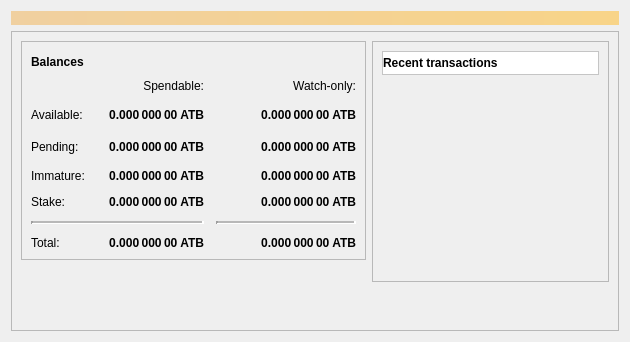
Above: src/qt/forms/overviewpage.ui from Ailein/atbcoin-insight before the change. Below: the same form after it.
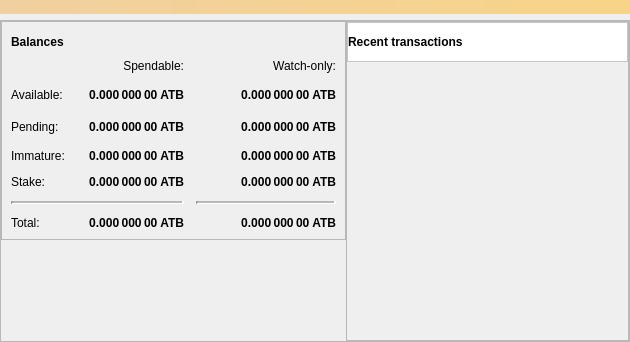
That is the form after the change. Icons and pictures are not drawn.

Patch:
```diff
--- a/src/qt/forms/overviewpage.ui
+++ b/src/qt/forms/overviewpage.ui
@@ -14,6 +14,18 @@
    <string>Form</string>
   </property>
   <layout class="QVBoxLayout" name="topLayout">
+   <property name="leftMargin">
+    <number>0</number>
+   </property>
+   <property name="topMargin">
+    <number>0</number>
+   </property>
+   <property name="rightMargin">
+    <number>0</number>
+   </property>
+   <property name="bottomMargin">
+    <number>0</number>
+   </property>
    <item>
     <widget class="QLabel" name="labelAlerts">
      <property name="visible">
@@ -39,6 +51,21 @@
       <enum>QFrame::Raised</enum>
      </property>
      <layout class="QGridLayout" name="gridLayout_2">
+      <property name="leftMargin">
+       <number>0</number>
+      </property>
+      <property name="topMargin">
+       <number>0</number>
+      </property>
+      <property name="rightMargin">
+       <number>0</number>
+      </property>
+      <property name="bottomMargin">
+       <number>0</number>
+      </property>
+      <property name="spacing">
+       <number>0</number>
+      </property>
       <item row="0" column="0">
        <layout class="QHBoxLayout" name="horizontalLayout" stretch="1,1">
         <item>
@@ -551,8 +578,26 @@
              <enum>QFrame::Raised</enum>
             </property>
             <layout class="QVBoxLayout" name="verticalLayout">
+             <property name="leftMargin">
+              <number>0</number>
+             </property>
+             <property name="topMargin">
+              <number>0</number>
+             </property>
+             <property name="rightMargin">
+              <number>0</number>
+             </property>
+             <property name="bottomMargin">
+              <number>0</number>
+             </property>
              <item>
               <widget class="QFrame" name="frame_3">
+               <property name="minimumSize">
+                <size>
+                 <width>0</width>
+                 <height>40</height>
+                </size>
+               </property>
                <property name="styleSheet">
                 <string notr="true">background-color: rgb(255, 255, 255);</string>
                </property>
@@ -669,19 +714,6 @@
             </layout>
            </widget>
           </item>
-          <item>
-           <spacer name="verticalSpacer_2">
-            <property name="orientation">
-             <enum>Qt::Vertical</enum>
-            </property>
-            <property name="sizeHint" stdset="0">
-             <size>
-              <width>20</width>
-              <height>40</height>
-             </size>
-            </property>
-           </spacer>
-          </item>
          </layout>
         </item>
        </layout>
```
